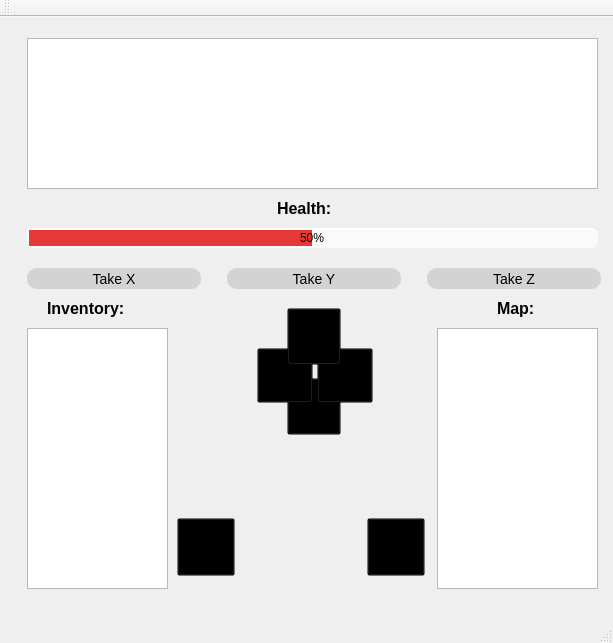
First picture: the form in zork.ui, repository cian-shan/Zork-Keyan, before the edit.
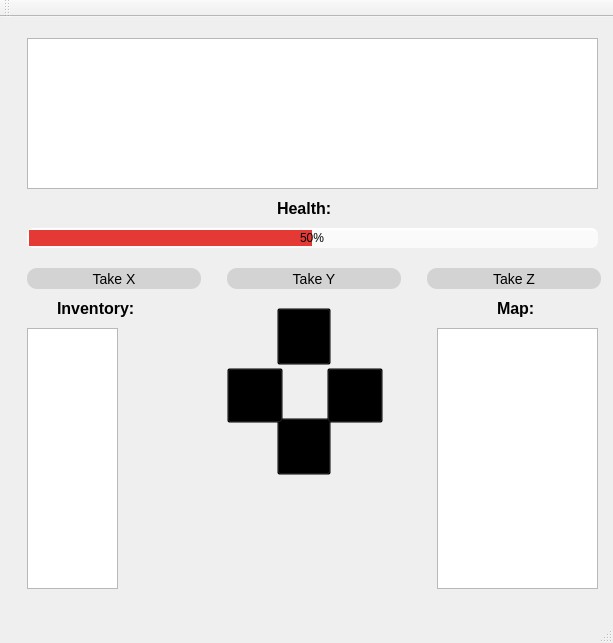
Second picture: the form after the edit. Icons and pictures are not drawn.

```diff
--- a/zork.ui
+++ b/zork.ui
@@ -85,484 +85,10 @@
          <bool>true</bool>
         </property>
        </widget>
-       <widget class="QPushButton" name="map">
-        <property name="geometry">
-         <rect>
-          <x>350</x>
-          <y>490</y>
-          <width>58</width>
-          <height>58</height>
-         </rect>
-        </property>
-        <property name="minimumSize">
-         <size>
-          <width>0</width>
-          <height>58</height>
-         </size>
-        </property>
-        <property name="maximumSize">
-         <size>
-          <width>58</width>
-          <height>58</height>
-         </size>
-        </property>
-        <property name="palette">
-         <palette>
-          <active>
-           <colorrole role="WindowText">
-            <brush brushstyle="SolidPattern">
-             <color alpha="255">
-              <red>0</red>
-              <green>0</green>
-              <blue>0</blue>
-             </color>
-            </brush>
-           </colorrole>
-           <colorrole role="Button">
-            <brush brushstyle="SolidPattern">
-             <color alpha="0">
-              <red>0</red>
-              <green>0</green>
-              <blue>0</blue>
-             </color>
-            </brush>
-           </colorrole>
-           <colorrole role="Light">
-            <brush brushstyle="SolidPattern">
-             <color alpha="255">
-              <red>255</red>
-              <green>255</green>
-              <blue>255</blue>
-             </color>
-            </brush>
-           </colorrole>
-           <colorrole role="Midlight">
-            <brush brushstyle="SolidPattern">
-             <color alpha="255">
-              <red>255</red>
-              <green>255</green>
-              <blue>249</blue>
-             </color>
-            </brush>
-           </colorrole>
-           <colorrole role="Dark">
-            <brush brushstyle="SolidPattern">
-             <color alpha="255">
-              <red>127</red>
-              <green>127</green>
-              <blue>122</blue>
-             </color>
-            </brush>
-           </colorrole>
-           <colorrole role="Mid">
-            <brush brushstyle="SolidPattern">
-             <color alpha="255">
-              <red>170</red>
-              <green>170</green>
-              <blue>162</blue>
-             </color>
-            </brush>
-           </colorrole>
-           <colorrole role="Text">
-            <brush brushstyle="SolidPattern">
-             <color alpha="255">
-              <red>0</red>
-              <green>0</green>
-              <blue>0</blue>
-             </color>
-            </brush>
-           </colorrole>
-           <colorrole role="BrightText">
-            <brush brushstyle="SolidPattern">
-             <color alpha="255">
-              <red>255</red>
-              <green>255</green>
-              <blue>255</blue>
-             </color>
-            </brush>
-           </colorrole>
-           <colorrole role="ButtonText">
-            <brush brushstyle="SolidPattern">
-             <color alpha="255">
-              <red>0</red>
-              <green>0</green>
-              <blue>0</blue>
-             </color>
-            </brush>
-           </colorrole>
-           <colorrole role="Base">
-            <brush brushstyle="SolidPattern">
-             <color alpha="0">
-              <red>0</red>
-              <green>0</green>
-              <blue>0</blue>
-             </color>
-            </brush>
-           </colorrole>
-           <colorrole role="Window">
-            <brush brushstyle="SolidPattern">
-             <color alpha="0">
-              <red>0</red>
-              <green>0</green>
-              <blue>0</blue>
-             </color>
-            </brush>
-           </colorrole>
-           <colorrole role="Shadow">
-            <brush brushstyle="SolidPattern">
-             <color alpha="255">
-              <red>0</red>
-              <green>0</green>
-              <blue>0</blue>
-             </color>
-            </brush>
-           </colorrole>
-           <colorrole role="AlternateBase">
-            <brush brushstyle="SolidPattern">
-             <color alpha="255">
-              <red>255</red>
-              <green>255</green>
-              <blue>249</blue>
-             </color>
-            </brush>
-           </colorrole>
-           <colorrole role="ToolTipBase">
-            <brush brushstyle="SolidPattern">
-             <color alpha="255">
-              <red>255</red>
-              <green>255</green>
-              <blue>220</blue>
-             </color>
-            </brush>
-           </colorrole>
-           <colorrole role="ToolTipText">
-            <brush brushstyle="SolidPattern">
-             <color alpha="255">
-              <red>0</red>
-              <green>0</green>
-              <blue>0</blue>
-             </color>
-            </brush>
-           </colorrole>
-           <colorrole role="PlaceholderText">
-            <brush brushstyle="SolidPattern">
-             <color alpha="128">
-              <red>0</red>
-              <green>0</green>
-              <blue>0</blue>
-             </color>
-            </brush>
-           </colorrole>
-          </active>
-          <inactive>
-           <colorrole role="WindowText">
-            <brush brushstyle="SolidPattern">
-             <color alpha="255">
-              <red>0</red>
-              <green>0</green>
-              <blue>0</blue>
-             </color>
-            </brush>
-           </colorrole>
-           <colorrole role="Button">
-            <brush brushstyle="SolidPattern">
-             <color alpha="0">
-              <red>0</red>
-              <green>0</green>
-              <blue>0</blue>
-             </color>
-            </brush>
-           </colorrole>
-           <colorrole role="Light">
-            <brush brushstyle="SolidPattern">
-             <color alpha="255">
-              <red>255</red>
-              <green>255</green>
-              <blue>255</blue>
-             </color>
-            </brush>
-           </colorrole>
-           <colorrole role="Midlight">
-            <brush brushstyle="SolidPattern">
-             <color alpha="255">
-              <red>255</red>
-              <green>255</green>
-              <blue>249</blue>
-             </color>
-            </brush>
-           </colorrole>
-           <colorrole role="Dark">
-            <brush brushstyle="SolidPattern">
-             <color alpha="255">
-              <red>127</red>
-              <green>127</green>
-              <blue>122</blue>
-             </color>
-            </brush>
-           </colorrole>
-           <colorrole role="Mid">
-            <brush brushstyle="SolidPattern">
-             <color alpha="255">
-              <red>170</red>
-              <green>170</green>
-              <blue>162</blue>
-             </color>
-            </brush>
-           </colorrole>
-           <colorrole role="Text">
-            <brush brushstyle="SolidPattern">
-             <color alpha="255">
-              <red>0</red>
-              <green>0</green>
-              <blue>0</blue>
-             </color>
-            </brush>
-           </colorrole>
-           <colorrole role="BrightText">
-            <brush brushstyle="SolidPattern">
-             <color alpha="255">
-              <red>255</red>
-              <green>255</green>
-              <blue>255</blue>
-             </color>
-            </brush>
-           </colorrole>
-           <colorrole role="ButtonText">
-            <brush brushstyle="SolidPattern">
-             <color alpha="255">
-              <red>0</red>
-              <green>0</green>
-              <blue>0</blue>
-             </color>
-            </brush>
-           </colorrole>
-           <colorrole role="Base">
-            <brush brushstyle="SolidPattern">
-             <color alpha="0">
-              <red>0</red>
-              <green>0</green>
-              <blue>0</blue>
-             </color>
-            </brush>
-           </colorrole>
-           <colorrole role="Window">
-            <brush brushstyle="SolidPattern">
-             <color alpha="0">
-              <red>0</red>
-              <green>0</green>
-              <blue>0</blue>
-             </color>
-            </brush>
-           </colorrole>
-           <colorrole role="Shadow">
-            <brush brushstyle="SolidPattern">
-             <color alpha="255">
-              <red>0</red>
-              <green>0</green>
-              <blue>0</blue>
-             </color>
-            </brush>
-           </colorrole>
-           <colorrole role="AlternateBase">
-            <brush brushstyle="SolidPattern">
-             <color alpha="255">
-              <red>255</red>
-              <green>255</green>
-              <blue>249</blue>
-             </color>
-            </brush>
-           </colorrole>
-           <colorrole role="ToolTipBase">
-            <brush brushstyle="SolidPattern">
-             <color alpha="255">
-              <red>255</red>
-              <green>255</green>
-              <blue>220</blue>
-             </color>
-            </brush>
-           </colorrole>
-           <colorrole role="ToolTipText">
-            <brush brushstyle="SolidPattern">
-             <color alpha="255">
-              <red>0</red>
-              <green>0</green>
-              <blue>0</blue>
-             </color>
-            </brush>
-           </colorrole>
-           <colorrole role="PlaceholderText">
-            <brush brushstyle="SolidPattern">
-             <color alpha="128">
-              <red>0</red>
-              <green>0</green>
-              <blue>0</blue>
-             </color>
-            </brush>
-           </colorrole>
-          </inactive>
-          <disabled>
-           <colorrole role="WindowText">
-            <brush brushstyle="SolidPattern">
-             <color alpha="255">
-              <red>127</red>
-              <green>127</green>
-              <blue>122</blue>
-             </color>
-            </brush>
-           </colorrole>
-           <colorrole role="Button">
-            <brush brushstyle="SolidPattern">
-             <color alpha="0">
-              <red>0</red>
-              <green>0</green>
-              <blue>0</blue>
-             </color>
-            </brush>
-           </colorrole>
-           <colorrole role="Light">
-            <brush brushstyle="SolidPattern">
-             <color alpha="255">
-              <red>255</red>
-              <green>255</green>
-              <blue>255</blue>
-             </color>
-            </brush>
-           </colorrole>
-           <colorrole role="Midlight">
-            <brush brushstyle="SolidPattern">
-             <color alpha="255">
-              <red>255</red>
-              <green>255</green>
-              <blue>249</blue>
-             </color>
-            </brush>
-           </colorrole>
-           <colorrole role="Dark">
-            <brush brushstyle="SolidPattern">
-             <color alpha="255">
-              <red>127</red>
-              <green>127</green>
-              <blue>122</blue>
-             </color>
-            </brush>
-           </colorrole>
-           <colorrole role="Mid">
-            <brush brushstyle="SolidPattern">
-             <color alpha="255">
-              <red>170</red>
-              <green>170</green>
-              <blue>162</blue>
-             </color>
-            </brush>
-           </colorrole>
-           <colorrole role="Text">
-            <brush brushstyle="SolidPattern">
-             <color alpha="255">
-              <red>127</red>
-              <green>127</green>
-              <blue>122</blue>
-             </color>
-            </brush>
-           </colorrole>
-           <colorrole role="BrightText">
-            <brush brushstyle="SolidPattern">
-             <color alpha="255">
-              <red>255</red>
-              <green>255</green>
-              <blue>255</blue>
-             </color>
-            </brush>
-           </colorrole>
-           <colorrole role="ButtonText">
-            <brush brushstyle="SolidPattern">
-             <color alpha="255">
-              <red>127</red>
-              <green>127</green>
-              <blue>122</blue>
-             </color>
-            </brush>
-           </colorrole>
-           <colorrole role="Base">
-            <brush brushstyle="SolidPattern">
-             <color alpha="0">
-              <red>0</red>
-              <green>0</green>
-              <blue>0</blue>
-             </color>
-            </brush>
-           </colorrole>
-           <colorrole role="Window">
-            <brush brushstyle="SolidPattern">
-             <color alpha="0">
-              <red>0</red>
-              <green>0</green>
-              <blue>0</blue>
-             </color>
-            </brush>
-           </colorrole>
-           <colorrole role="Shadow">
-            <brush brushstyle="SolidPattern">
-             <color alpha="255">
-              <red>0</red>
-              <green>0</green>
-              <blue>0</blue>
-             </color>
-            </brush>
-           </colorrole>
-           <colorrole role="AlternateBase">
-            <brush brushstyle="SolidPattern">
-             <color alpha="255">
-              <red>255</red>
-              <green>255</green>
-              <blue>244</blue>
-             </color>
-            </brush>
-           </colorrole>
-           <colorrole role="ToolTipBase">
-            <brush brushstyle="SolidPattern">
-             <color alpha="255">
-              <red>255</red>
-              <green>255</green>
-              <blue>220</blue>
-             </color>
-            </brush>
-           </colorrole>
-           <colorrole role="ToolTipText">
-            <brush brushstyle="SolidPattern">
-             <color alpha="255">
-              <red>0</red>
-              <green>0</green>
-              <blue>0</blue>
-             </color>
-            </brush>
-           </colorrole>
-           <colorrole role="PlaceholderText">
-            <brush brushstyle="SolidPattern">
-             <color alpha="128">
-              <red>0</red>
-              <green>0</green>
-              <blue>0</blue>
-             </color>
-            </brush>
-           </colorrole>
-          </disabled>
-         </palette>
-        </property>
-        <property name="cursor">
-         <cursorShape>PointingHandCursor</cursorShape>
-        </property>
-        <property name="styleSheet">
-         <string notr="true">background: transparent;
-background-image: url(:/resources/images/map-colour.png);</string>
-        </property>
-        <property name="text">
-         <string/>
-        </property>
-       </widget>
        <widget class="QPushButton" name="goNorth">
         <property name="geometry">
          <rect>
-          <x>270</x>
+          <x>260</x>
           <y>280</y>
           <width>54</width>
           <height>57</height>
@@ -591,485 +117,11 @@
          <string/>
         </property>
        </widget>
-       <widget class="QPushButton" name="inventory">
-        <property name="geometry">
-         <rect>
-          <x>160</x>
-          <y>490</y>
-          <width>58</width>
-          <height>58</height>
-         </rect>
-        </property>
-        <property name="minimumSize">
-         <size>
-          <width>0</width>
-          <height>58</height>
-         </size>
-        </property>
-        <property name="maximumSize">
-         <size>
-          <width>58</width>
-          <height>58</height>
-         </size>
-        </property>
-        <property name="palette">
-         <palette>
-          <active>
-           <colorrole role="WindowText">
-            <brush brushstyle="SolidPattern">
-             <color alpha="255">
-              <red>0</red>
-              <green>0</green>
-              <blue>0</blue>
-             </color>
-            </brush>
-           </colorrole>
-           <colorrole role="Button">
-            <brush brushstyle="SolidPattern">
-             <color alpha="0">
-              <red>0</red>
-              <green>0</green>
-              <blue>0</blue>
-             </color>
-            </brush>
-           </colorrole>
-           <colorrole role="Light">
-            <brush brushstyle="SolidPattern">
-             <color alpha="255">
-              <red>255</red>
-              <green>255</green>
-              <blue>255</blue>
-             </color>
-            </brush>
-           </colorrole>
-           <colorrole role="Midlight">
-            <brush brushstyle="SolidPattern">
-             <color alpha="255">
-              <red>253</red>
-              <green>255</green>
-              <blue>255</blue>
-             </color>
-            </brush>
-           </colorrole>
-           <colorrole role="Dark">
-            <brush brushstyle="SolidPattern">
-             <color alpha="255">
-              <red>126</red>
-              <green>127</green>
-              <blue>127</blue>
-             </color>
-            </brush>
-           </colorrole>
-           <colorrole role="Mid">
-            <brush brushstyle="SolidPattern">
-             <color alpha="255">
-              <red>168</red>
-              <green>170</green>
-              <blue>170</blue>
-             </color>
-            </brush>
-           </colorrole>
-           <colorrole role="Text">
-            <brush brushstyle="SolidPattern">
-             <color alpha="255">
-              <red>0</red>
-              <green>0</green>
-              <blue>0</blue>
-             </color>
-            </brush>
-           </colorrole>
-           <colorrole role="BrightText">
-            <brush brushstyle="SolidPattern">
-             <color alpha="255">
-              <red>255</red>
-              <green>255</green>
-              <blue>255</blue>
-             </color>
-            </brush>
-           </colorrole>
-           <colorrole role="ButtonText">
-            <brush brushstyle="SolidPattern">
-             <color alpha="255">
-              <red>0</red>
-              <green>0</green>
-              <blue>0</blue>
-             </color>
-            </brush>
-           </colorrole>
-           <colorrole role="Base">
-            <brush brushstyle="SolidPattern">
-             <color alpha="0">
-              <red>0</red>
-              <green>0</green>
-              <blue>0</blue>
-             </color>
-            </brush>
-           </colorrole>
-           <colorrole role="Window">
-            <brush brushstyle="SolidPattern">
-             <color alpha="0">
-              <red>0</red>
-              <green>0</green>
-              <blue>0</blue>
-             </color>
-            </brush>
-           </colorrole>
-           <colorrole role="Shadow">
-            <brush brushstyle="SolidPattern">
-             <color alpha="255">
-              <red>0</red>
-              <green>0</green>
-              <blue>0</blue>
-             </color>
-            </brush>
-           </colorrole>
-           <colorrole role="AlternateBase">
-            <brush brushstyle="SolidPattern">
-             <color alpha="255">
-              <red>253</red>
-              <green>255</green>
-              <blue>255</blue>
-             </color>
-            </brush>
-           </colorrole>
-           <colorrole role="ToolTipBase">
-            <brush brushstyle="SolidPattern">
-             <color alpha="255">
-              <red>255</red>
-              <green>255</green>
-              <blue>220</blue>
-             </color>
-            </brush>
-           </colorrole>
-           <colorrole role="ToolTipText">
-            <brush brushstyle="SolidPattern">
-             <color alpha="255">
-              <red>0</red>
-              <green>0</green>
-              <blue>0</blue>
-             </color>
-            </brush>
-           </colorrole>
-           <colorrole role="PlaceholderText">
-            <brush brushstyle="SolidPattern">
-             <color alpha="128">
-              <red>0</red>
-              <green>0</green>
-              <blue>0</blue>
-             </color>
-            </brush>
-           </colorrole>
-          </active>
-          <inactive>
-           <colorrole role="WindowText">
-            <brush brushstyle="SolidPattern">
-             <color alpha="255">
-              <red>0</red>
-              <green>0</green>
-              <blue>0</blue>
-             </color>
-            </brush>
-           </colorrole>
-           <colorrole role="Button">
-            <brush brushstyle="SolidPattern">
-             <color alpha="0">
-              <red>0</red>
-              <green>0</green>
-              <blue>0</blue>
-             </color>
-            </brush>
-           </colorrole>
-           <colorrole role="Light">
-            <brush brushstyle="SolidPattern">
-             <color alpha="255">
-              <red>255</red>
-              <green>255</green>
-              <blue>255</blue>
-             </color>
-            </brush>
-           </colorrole>
-           <colorrole role="Midlight">
-            <brush brushstyle="SolidPattern">
-             <color alpha="255">
-              <red>253</red>
-              <green>255</green>
-              <blue>255</blue>
-             </color>
-            </brush>
-           </colorrole>
-           <colorrole role="Dark">
-            <brush brushstyle="SolidPattern">
-             <color alpha="255">
-              <red>126</red>
-              <green>127</green>
-              <blue>127</blue>
-             </color>
-            </brush>
-           </colorrole>
-           <colorrole role="Mid">
-            <brush brushstyle="SolidPattern">
-             <color alpha="255">
-              <red>168</red>
-              <green>170</green>
-              <blue>170</blue>
-             </color>
-            </brush>
-           </colorrole>
-           <colorrole role="Text">
-            <brush brushstyle="SolidPattern">
-             <color alpha="255">
-              <red>0</red>
-              <green>0</green>
-              <blue>0</blue>
-             </color>
-            </brush>
-           </colorrole>
-           <colorrole role="BrightText">
-            <brush brushstyle="SolidPattern">
-             <color alpha="255">
-              <red>255</red>
-              <green>255</green>
-              <blue>255</blue>
-             </color>
-            </brush>
-           </colorrole>
-           <colorrole role="ButtonText">
-            <brush brushstyle="SolidPattern">
-             <color alpha="255">
-              <red>0</red>
-              <green>0</green>
-              <blue>0</blue>
-             </color>
-            </brush>
-           </colorrole>
-           <colorrole role="Base">
-            <brush brushstyle="SolidPattern">
-             <color alpha="0">
-              <red>0</red>
-              <green>0</green>
-              <blue>0</blue>
-             </color>
-            </brush>
-           </colorrole>
-           <colorrole role="Window">
-            <brush brushstyle="SolidPattern">
-             <color alpha="0">
-              <red>0</red>
-              <green>0</green>
-              <blue>0</blue>
-             </color>
-            </brush>
-           </colorrole>
-           <colorrole role="Shadow">
-            <brush brushstyle="SolidPattern">
-             <color alpha="255">
-              <red>0</red>
-              <green>0</green>
-              <blue>0</blue>
-             </color>
-            </brush>
-           </colorrole>
-           <colorrole role="AlternateBase">
-            <brush brushstyle="SolidPattern">
-             <color alpha="255">
-              <red>253</red>
-              <green>255</green>
-              <blue>255</blue>
-             </color>
-            </brush>
-           </colorrole>
-           <colorrole role="ToolTipBase">
-            <brush brushstyle="SolidPattern">
-             <color alpha="255">
-              <red>255</red>
-              <green>255</green>
-              <blue>220</blue>
-             </color>
-            </brush>
-           </colorrole>
-           <colorrole role="ToolTipText">
-            <brush brushstyle="SolidPattern">
-             <color alpha="255">
-              <red>0</red>
-              <green>0</green>
-              <blue>0</blue>
-             </color>
-            </brush>
-           </colorrole>
-           <colorrole role="PlaceholderText">
-            <brush brushstyle="SolidPattern">
-             <color alpha="128">
-              <red>0</red>
-              <green>0</green>
-              <blue>0</blue>
-             </color>
-            </brush>
-           </colorrole>
-          </inactive>
-          <disabled>
-           <colorrole role="WindowText">
-            <brush brushstyle="SolidPattern">
-             <color alpha="255">
-              <red>126</red>
-              <green>127</green>
-              <blue>127</blue>
-             </color>
-            </brush>
-           </colorrole>
-           <colorrole role="Button">
-            <brush brushstyle="SolidPattern">
-             <color alpha="0">
-              <red>0</red>
-              <green>0</green>
-              <blue>0</blue>
-             </color>
-            </brush>
-           </colorrole>
-           <colorrole role="Light">
-            <brush brushstyle="SolidPattern">
-             <color alpha="255">
-              <red>255</red>
-              <green>255</green>
-              <blue>255</blue>
-             </color>
-            </brush>
-           </colorrole>
-           <colorrole role="Midlight">
-            <brush brushstyle="SolidPattern">
-             <color alpha="255">
-              <red>253</red>
-              <green>255</green>
-              <blue>255</blue>
-             </color>
-            </brush>
-           </colorrole>
-           <colorrole role="Dark">
-            <brush brushstyle="SolidPattern">
-             <color alpha="255">
-              <red>126</red>
-              <green>127</green>
-              <blue>127</blue>
-             </color>
-            </brush>
-           </colorrole>
-           <colorrole role="Mid">
-            <brush brushstyle="SolidPattern">
-             <color alpha="255">
-              <red>168</red>
-              <green>170</green>
-              <blue>170</blue>
-             </color>
-            </brush>
-           </colorrole>
-           <colorrole role="Text">
-            <brush brushstyle="SolidPattern">
-             <color alpha="255">
-              <red>126</red>
-              <green>127</green>
-              <blue>127</blue>
-             </color>
-            </brush>
-           </colorrole>
-           <colorrole role="BrightText">
-            <brush brushstyle="SolidPattern">
-             <color alpha="255">
-              <red>255</red>
-              <green>255</green>
-              <blue>255</blue>
-             </color>
-            </brush>
-           </colorrole>
-           <colorrole role="ButtonText">
-            <brush brushstyle="SolidPattern">
-             <color alpha="255">
-              <red>126</red>
-              <green>127</green>
-              <blue>127</blue>
-             </color>
-            </brush>
-           </colorrole>
-           <colorrole role="Base">
-            <brush brushstyle="SolidPattern">
-             <color alpha="0">
-              <red>0</red>
-              <green>0</green>
-              <blue>0</blue>
-             </color>
-            </brush>
-           </colorrole>
-           <colorrole role="Window">
-            <brush brushstyle="SolidPattern">
-             <color alpha="0">
-              <red>0</red>
-              <green>0</green>
-              <blue>0</blue>
-             </color>
-            </brush>
-           </colorrole>
-           <colorrole role="Shadow">
-            <brush brushstyle="SolidPattern">
-             <color alpha="255">
-              <red>0</red>
-              <green>0</green>
-              <blue>0</blue>
-             </color>
-            </brush>
-           </colorrole>
-           <colorrole role="AlternateBase">
-            <brush brushstyle="SolidPattern">
-             <color alpha="255">
-              <red>252</red>
-              <green>255</green>
-              <blue>255</blue>
-             </color>
-            </brush>
-           </colorrole>
-           <colorrole role="ToolTipBase">
-            <brush brushstyle="SolidPattern">
-             <color alpha="255">
-              <red>255</red>
-              <green>255</green>
-              <blue>220</blue>
-             </color>
-            </brush>
-           </colorrole>
-           <colorrole role="ToolTipText">
-            <brush brushstyle="SolidPattern">
-             <color alpha="255">
-              <red>0</red>
-              <green>0</green>
-              <blue>0</blue>
-             </color>
-            </brush>
-           </colorrole>
-           <colorrole role="PlaceholderText">
-            <brush brushstyle="SolidPattern">
-             <color alpha="128">
-              <red>0</red>
-              <green>0</green>
-              <blue>0</blue>
-             </color>
-            </brush>
-           </colorrole>
-          </disabled>
-         </palette>
-        </property>
-        <property name="cursor">
-         <cursorShape>PointingHandCursor</cursorShape>
-        </property>
-        <property name="styleSheet">
-         <string notr="true">background: transparent;
-background-image:url(:/resources/images/backpack.png);</string>
-        </property>
-        <property name="text">
-         <string/>
-        </property>
-       </widget>
        <widget class="QPushButton" name="goSouth">
         <property name="geometry">
          <rect>
-          <x>270</x>
-          <y>350</y>
+          <x>260</x>
+          <y>390</y>
           <width>54</width>
           <height>57</height>
          </rect>
@@ -1100,8 +152,8 @@
        <widget class="QPushButton" name="goEast">
         <property name="geometry">
          <rect>
-          <x>300</x>
-          <y>320</y>
+          <x>310</x>
+          <y>340</y>
           <width>56</width>
           <height>55</height>
          </rect>
@@ -1132,8 +184,8 @@
        <widget class="QPushButton" name="goWest">
         <property name="geometry">
          <rect>
-          <x>240</x>
-          <y>320</y>
+          <x>210</x>
+          <y>340</y>
           <width>56</width>
           <height>55</height>
          </rect>
@@ -1692,7 +744,7 @@
          <rect>
           <x>10</x>
           <y>300</y>
-          <width>141</width>
+          <width>91</width>
           <height>261</height>
          </rect>
         </property>
@@ -1716,7 +768,7 @@
        <widget class="QLabel" name="label_2">
         <property name="geometry">
          <rect>
-          <x>30</x>
+          <x>40</x>
           <y>270</y>
           <width>91</width>
           <height>21</height>
```
Left out of the diff: 2 changed lines with no effect on the pictures.
